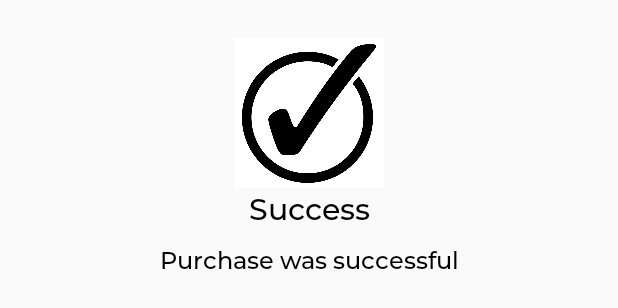
After one commit to Zellka/StockMarket, an Android app: the layout buy_message_layout.xml on its own in the app's theme, with its tools: preview values and no code run, on a phone screen of 412 x 824 dp. The commit adds this screen. Shown: the top 308 px of the screen. Run offline under Robolectric (Android 15) with nearby library versions, the phone set to English and light mode, and no system bars.

Commit message:
Update files

```diff
--- a/app/src/main/java/com/example/stocktracker/ui/detail/CardActivity.kt
+++ b/app/src/main/java/com/example/stocktracker/ui/detail/CardActivity.kt
@@ -15,7 +15,6 @@ class CardActivity : AppCompatActivity() {
     override fun onCreate(savedInstanceState: Bundle?) {
         super.onCreate(savedInstanceState)
         setContentView(R.layout.activity_card)
-        requestedOrientation = ActivityInfo.SCREEN_ORIENTATION_PORTRAIT;
         val arguments = intent.extras
         val title = arguments?.getString("TICKER_STOCK").toString()
         val subtitle = arguments?.getString("COMPANY_NAME_STOCK").toString()
--- a/app/src/main/java/com/example/stocktracker/ui/main/StockFragment.kt
+++ b/app/src/main/java/com/example/stocktracker/ui/main/StockFragment.kt
@@ -89,7 +89,7 @@ class StockFragment : Fragment(), StockClickListener {
 
     private fun showAlertDialog(context: Context) {
         val view: View =
-            LayoutInflater.from(context).inflate(R.layout.custom_dialog, null)
+            LayoutInflater.from(context).inflate(R.layout.connect_message_layout, null)
         val builder = AlertDialog.Builder(context)
         builder.setView(view)
             .setPositiveButton("OK") { dialog, id ->  dialog.cancel()
--- a/app/src/main/java/com/example/stocktracker/viewmodel/NewsViewModel.kt
+++ b/app/src/main/java/com/example/stocktracker/viewmodel/NewsViewModel.kt
@@ -6,6 +6,7 @@ import androidx.lifecycle.AndroidViewModel
 import androidx.lifecycle.MutableLiveData
 import androidx.lifecycle.ViewModel
 import androidx.lifecycle.ViewModelProvider
+import com.example.stocktracker.R
 import com.example.stocktracker.api.NetworkClient
 import com.example.stocktracker.api.RetrofitServices
 import com.example.stocktracker.entity.News
@@ -33,12 +34,12 @@ class NewsViewModel(application: Application, private val ticker: String) : Andr
                 if (response.body() != null) {
                     newsMutableLiveData.value = response.body()
                 } else {
-                    Toast.makeText(context, "server error", Toast.LENGTH_SHORT).show()
+                    Toast.makeText(context, context?.getString(R.string.server_error), Toast.LENGTH_SHORT).show()
                 }
             }
 
             override fun onFailure(call: Call<MutableList<News>>, t: Throwable) {
-                Toast.makeText(context, "server error", Toast.LENGTH_SHORT).show()
+                Toast.makeText(context, context?.getString(R.string.server_error), Toast.LENGTH_SHORT).show()
             }
         })
     }
--- a/app/src/main/java/com/example/stocktracker/viewmodel/StockViewModel.kt
+++ b/app/src/main/java/com/example/stocktracker/viewmodel/StockViewModel.kt
@@ -4,6 +4,7 @@ import android.app.Application
 import android.widget.Toast
 import androidx.lifecycle.AndroidViewModel
 import androidx.lifecycle.MutableLiveData
+import com.example.stocktracker.R
 import com.example.stocktracker.api.NetworkClient
 import com.example.stocktracker.api.RetrofitServices
 import com.example.stocktracker.data.FavouriteList
@@ -36,12 +37,12 @@ class StockViewModel(application: Application) : AndroidViewModel(application) {
                 if (response.body() != null) {
                     stocksMutableLiveData.value = response.body()
                 } else {
-                    Toast.makeText(context, "server error", Toast.LENGTH_SHORT).show()
+                    Toast.makeText(context, context?.getString(R.string.server_error), Toast.LENGTH_SHORT).show()
                 }
             }
 
             override fun onFailure(call: Call<MutableList<Stock>>, t: Throwable) {
-                Toast.makeText(context, "server error", Toast.LENGTH_SHORT).show()
+                Toast.makeText(context, context?.getString(R.string.server_error), Toast.LENGTH_SHORT).show()
             }
         })
     }
--- /dev/null
+++ b/app/src/main/res/layout/buy_message_layout.xml
@@ -0,0 +1,41 @@
+<?xml version="1.0" encoding="utf-8"?>
+<RelativeLayout xmlns:android="http://schemas.android.com/apk/res/android"
+    xmlns:tools="http://schemas.android.com/tools"
+    android:layout_width="match_parent"
+    android:layout_height="wrap_content"
+    android:padding="10dp"
+    android:paddingBottom="16dp">
+
+    <ImageView
+        android:id="@+id/image"
+        android:layout_width="100dp"
+        android:layout_height="100dp"
+        android:layout_centerHorizontal="true"
+        android:layout_marginTop="15dp"
+        android:background="@color/colorPrimary"
+        android:scaleType="centerCrop"
+        android:src="@drawable/successful_buy"
+        tools:ignore="ContentDescription" />
+
+    <TextView
+        android:id="@+id/title"
+        android:layout_width="match_parent"
+        android:layout_height="wrap_content"
+        android:layout_below="@+id/image"
+        android:fontFamily="@font/montserrat_medium"
+        android:gravity="center"
+        android:text="@string/success"
+        android:textColor="@color/colorAccent"
+        android:textSize="20sp" />
+
+    <TextView
+        android:layout_width="match_parent"
+        android:layout_height="wrap_content"
+        android:layout_below="@+id/title"
+        android:layout_marginTop="10dp"
+        android:fontFamily="@font/montserrat_medium"
+        android:gravity="center"
+        android:text="@string/purchase_was_successful"
+        android:textColor="@color/colorAccent"
+        android:textSize="16sp" />
+</RelativeLayout>
--- a/app/src/main/res/values/strings.xml
+++ b/app/src/main/res/values/strings.xml
@@ -14,4 +14,7 @@
     <string name="period_12m">Y</string>
     <string name="buy_now">Buy now</string>
     <string name="search_hint">find company or ticker</string>
+    <string name="server_error">server error</string>
+    <string name="success">Success</string>
+    <string name="purchase_was_successful">Purchase was successful</string>
 </resources>
```
Also changed, not shown: app/src/main/java/com/example/stocktracker/ui/detail/ChartFragment.kt (+65 -15 lines), app/src/main/java/com/example/stocktracker/viewmodel/ChartViewModel.kt (+19 -46 lines), app/src/main/res/drawable-v24/successful_buy.png (added), app/src/main/res/drawable/chart_high.xml (renamed from app/src/main/res/drawable/chart_fill.xml), app/src/main/res/layout/connect_message_layout.xml (renamed from app/src/main/res/layout/custom_dialog.xml), 2 other files.
